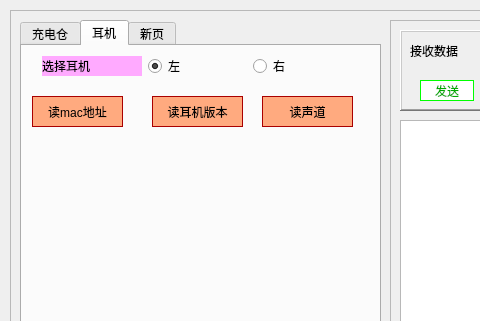
This is mainwindow.ui in LinZephyr/mew_tw200_test as Qt 5 draws it before an edit; both pictures show x 0 to 480 and y 0 to 321 of the 1267 by 744 pixel window. The edited form follows.
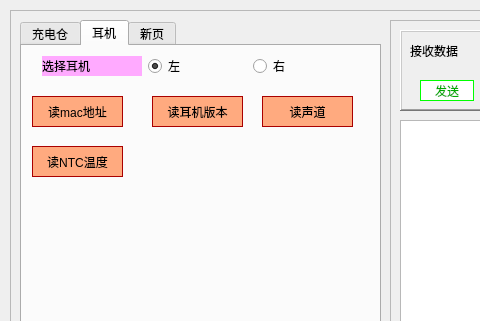
This is the edited form. Icons and pictures are not drawn.

Commit message: <feat>  实现读NTC温度功能.

```diff
--- a/mainwindow.ui
+++ b/mainwindow.ui
@@ -428,6 +428,27 @@
         <string>读声道</string>
        </property>
       </widget>
+      <widget class="QPushButton" name="r_ntc_btn">
+       <property name="geometry">
+        <rect>
+         <x>10</x>
+         <y>100</y>
+         <width>91</width>
+         <height>31</height>
+        </rect>
+       </property>
+       <property name="styleSheet">
+        <string notr="true">color: rgb(0, 0, 0);
+background-color: rgb(255, 170, 127);
+border-color: rgb(170, 0, 0);
+font: 10pt &quot;黑体&quot;;
+border-style: solid;
+border-width: 1px;</string>
+       </property>
+       <property name="text">
+        <string>读NTC温度</string>
+       </property>
+      </widget>
      </widget>
      <widget class="QWidget" name="tab">
       <attribute name="title">
```
The commit also changes 4 other files.
